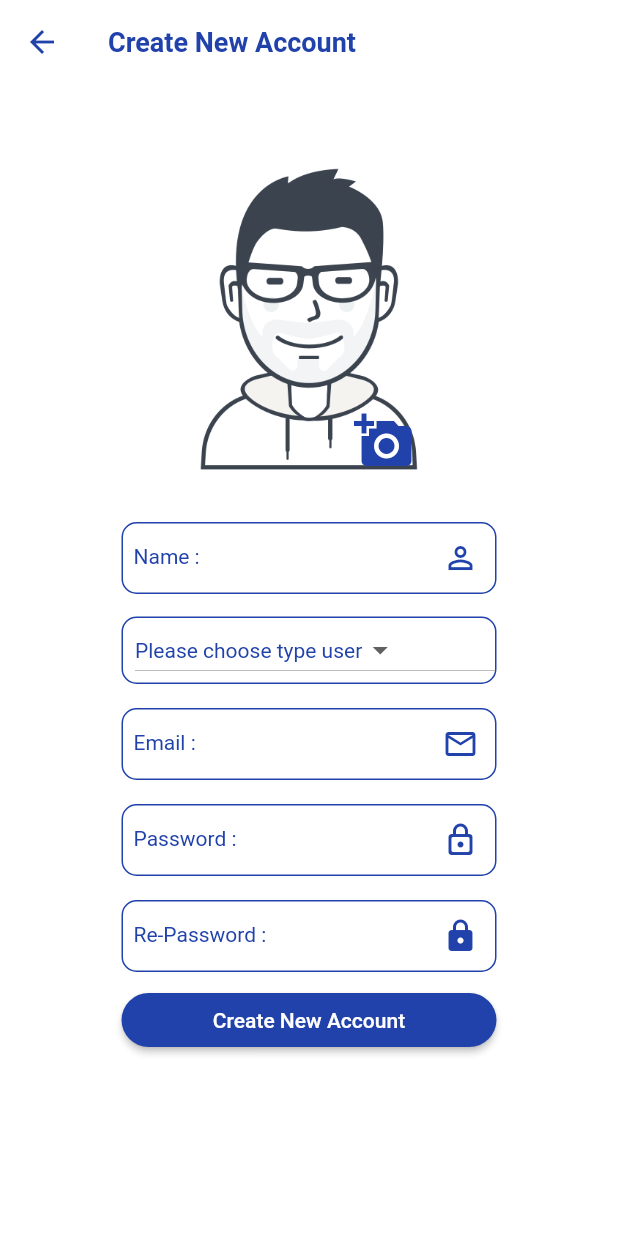
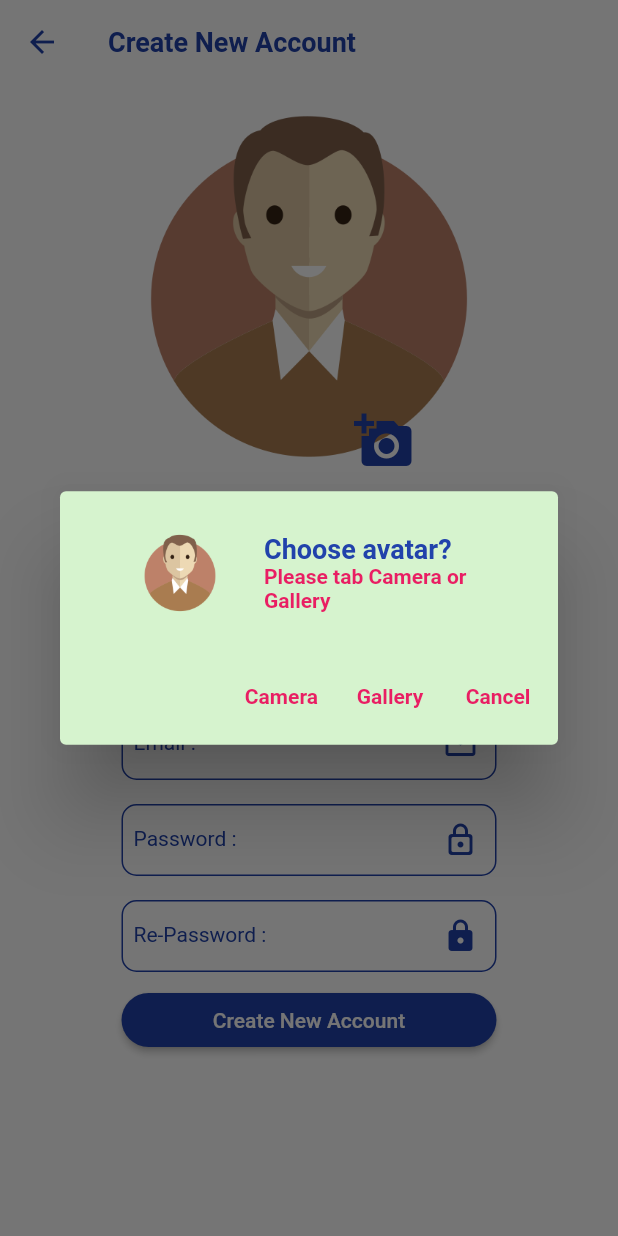
Before and after one commit to narong1081/NarongTransport, a Flutter app: the CreateAccount screen opened directly, after a tap on the "add a photo" icon, on a phone screen of 412 x 824 dp. Run offline on Flutter 3.47's test engine with Material 2 defaults, Android fonts, the phone set to English and light mode, and no system bars; our stand-ins replace image_picker.

Commit message:
finished 10may

```diff
--- a/lib/states/create_account.dart
+++ b/lib/states/create_account.dart
@@ -1,5 +1,9 @@
+import 'dart:io';
+
 import 'package:flutter/material.dart';
+import 'package:image_picker/image_picker.dart';
 import 'package:narong_transport/utilities/my_constant.dart';
+import 'package:narong_transport/utilities/my_dialog.dart';
 import 'package:narong_transport/widgets/showbutton.dart';
 import 'package:narong_transport/widgets/showform.dart';
 import 'package:narong_transport/widgets/showiconbutton.dart';
@@ -18,6 +22,7 @@ class CreateAccount extends StatefulWidget {
 class _CreateAccountState extends State<CreateAccount> {
   var typeUsers = MyConstant.typeUsers;
   String? typeUser;
+  File? file;
 
   @override
   Widget build(BuildContext context) {
@@ -71,7 +76,14 @@ class _CreateAccountState extends State<CreateAccount> {
           newCenter(
             widget: ShowButton(
               label: 'Create New Account',
-              pressFunc: () {},
+              pressFunc: () {
+                if (file == null) {
+                  MyDialog(context: context).normalDialog(
+                    title: 'Non Avatar!',
+                    subTitle: 'Please take avatar',
+                  );
+                }
+              },
             ),
           ),
         ],
@@ -120,21 +132,58 @@ class _CreateAccountState extends State<CreateAccount> {
       height: 250,
       child: Stack(
         children: [
-          const ShowImage(
-            path: 'images/avatar.png',
-          ),
+          file == null
+              ? const ShowImage(
+                  path: 'images/avatar.png',
+                )
+              : CircleAvatar(
+                  radius: 200,
+                  backgroundImage: FileImage(file!),
+                ),
           Positioned(
             right: 55,
             bottom: 2,
             child: ShowIconButton(
               iconData: Icons.add_a_photo,
-              pressFunc: () {},
+              pressFunc: () {
+                MyDialog(context: context).twoWayDialog(
+                  title: 'Choose avatar?',
+                  subTitle: 'Please tab Camera or Gallery',
+                  label1: 'Camera',
+                  pressFunc1: () {
+                    Navigator.pop(context);
+                    processTakePhoto(
+                      source: ImageSource.camera,
+                    );
+                  },
+                  label2: 'Gallery',
+                  pressFunc2: () {
+                    Navigator.pop(context);
+                    processTakePhoto(
+                      source: ImageSource.gallery,
+                    );
+                  },
+                );
+              },
               size: 40,
             ),
           ),
         ],
       ),
     );
+  }
+
+  Future<void> processTakePhoto({required ImageSource source}) async {
+    var result = await ImagePicker().pickImage(
+      source: source,
+      maxWidth: 800,
+      maxHeight: 800,
+    );
+
+    if (result != null) {
+      file = File(result.path);
+      setState(() {});
+    }
   }
 
   Row newCenter({required Widget widget}) {
--- a/lib/utilities/my_constant.dart
+++ b/lib/utilities/my_constant.dart
@@ -4,7 +4,7 @@ class MyConstant {
   //field
   static Color primary = Color.fromARGB(255, 243, 98, 98);
   static Color dark = Color.fromARGB(255, 33, 66, 171);
-  static Color light = Color.fromARGB(255, 204, 244, 193);
+  static Color light = Color.fromARGB(255, 214, 243, 206);
 
   static List<String> typeUsers = [
     'Owner',
--- /dev/null
+++ b/lib/utilities/my_dialog.dart
@@ -0,0 +1,76 @@
+// ignore_for_file: public_member_api_docs, sort_constructors_first
+import 'package:flutter/material.dart';
+
+import 'package:narong_transport/utilities/my_constant.dart';
+import 'package:narong_transport/widgets/showlisttile.dart';
+import 'package:narong_transport/widgets/showtextbutton.dart';
+
+class MyDialog {
+  final BuildContext context;
+
+  MyDialog({
+    required this.context,
+  });
+
+  Future<void> twoWayDialog({
+    required String title,
+    required String subTitle,
+    required String label1,
+    required String label2,
+    required Function() pressFunc1,
+    required Function() pressFunc2,
+  }) async {
+    showDialog(
+      context: context,
+      builder: (BuildContext context) => AlertDialog(
+        backgroundColor: MyConstant.light.withOpacity(1),
+        title: ShowListTile(
+          title: title,
+          subTitle: subTitle,
+          path: 'images/avatar.png',
+        ),
+        actions: [
+          ShowTextButton(
+            label: label1,
+            pressFunc: pressFunc1,
+          ),
+          ShowTextButton(
+            label: label2,
+            pressFunc: pressFunc2,
+          ),
+          ShowTextButton(
+            label: 'Cancel',
+            pressFunc: () {
+              Navigator.pop(context);
+            },
+          ),
+        ],
+      ),
+    );
+  }
+
+  Future<void> normalDialog({
+    required String title,
+    required String subTitle,
+  }) async {
+    showDialog(
+      context: context,
+      builder: (BuildContext context) => AlertDialog(
+        backgroundColor: MyConstant.light.withOpacity(1),
+        title: ShowListTile(
+          title: title,
+          subTitle: subTitle,
+          path: 'images/avatar.png',
+        ),
+        actions: [
+          ShowTextButton(
+            label: 'OK',
+            pressFunc: () {
+              Navigator.pop(context);
+            },
+          ),
+        ],
+      ),
+    );
+  }
+}
--- /dev/null
+++ b/lib/widgets/showlisttile.dart
@@ -0,0 +1,37 @@
+import 'package:flutter/material.dart';
+import 'package:narong_transport/widgets/showimage.dart';
+import 'package:narong_transport/widgets/showtext.dart';
+
+import '../utilities/my_constant.dart';
+
+class ShowListTile extends StatelessWidget {
+  final String title;
+  final String subTitle;
+  final String path;
+  const ShowListTile({
+    Key? key,
+    required this.title,
+    required this.subTitle,
+    required this.path,
+  }) : super(key: key);
+
+  @override
+  Widget build(BuildContext context) {
+    return ListTile(
+      leading: SizedBox(
+        width: 80,
+        child: ShowImage(
+          path: path,
+        ),
+      ),
+      title: ShowText(
+        label: title,
+        textStyle: MyConstant().h2Style(),
+      ),
+      subtitle: ShowText(
+        label: subTitle,
+        textStyle: MyConstant().h3Active(),
+      ),
+    );
+  }
+} //Class
--- a/pubspec.yaml
+++ b/pubspec.yaml
@@ -34,6 +34,7 @@ dependencies:
   # The following adds the Cupertino Icons font to your application.
   # Use with the CupertinoIcons class for iOS style icons.
   cupertino_icons: ^1.0.2
+  image_picker: ^0.8.5
 
 dev_dependencies:
   flutter_test:
```
Also changed, not shown: images/avatar.png, images/avatar1.png (added), pubspec.lock.
